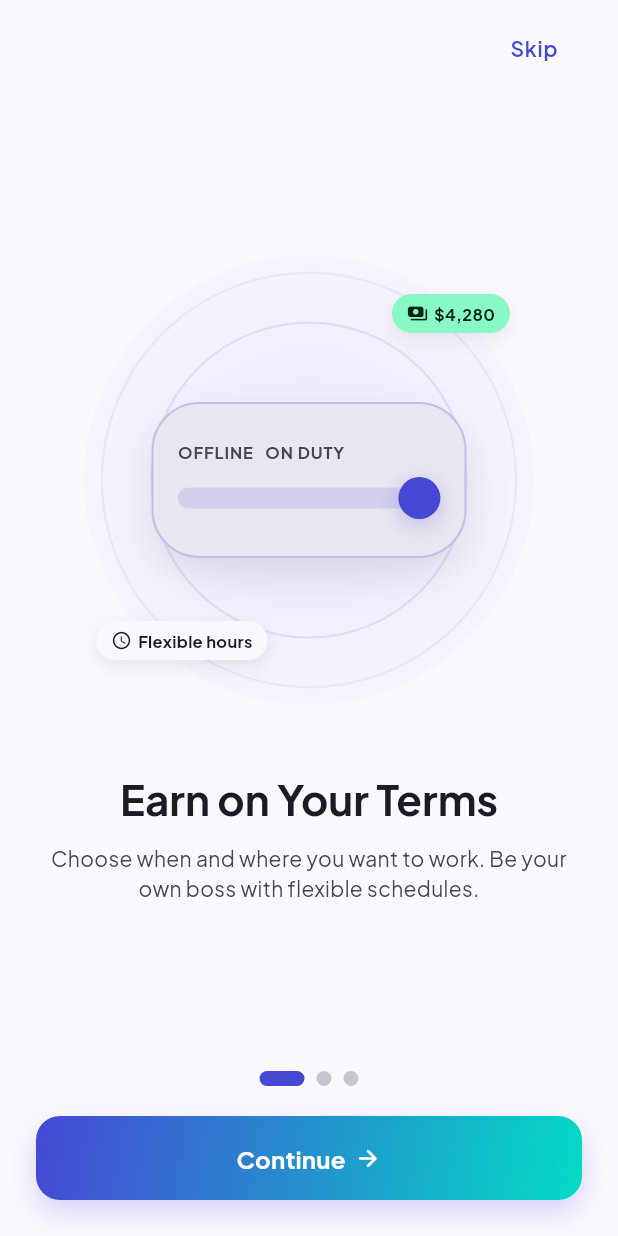
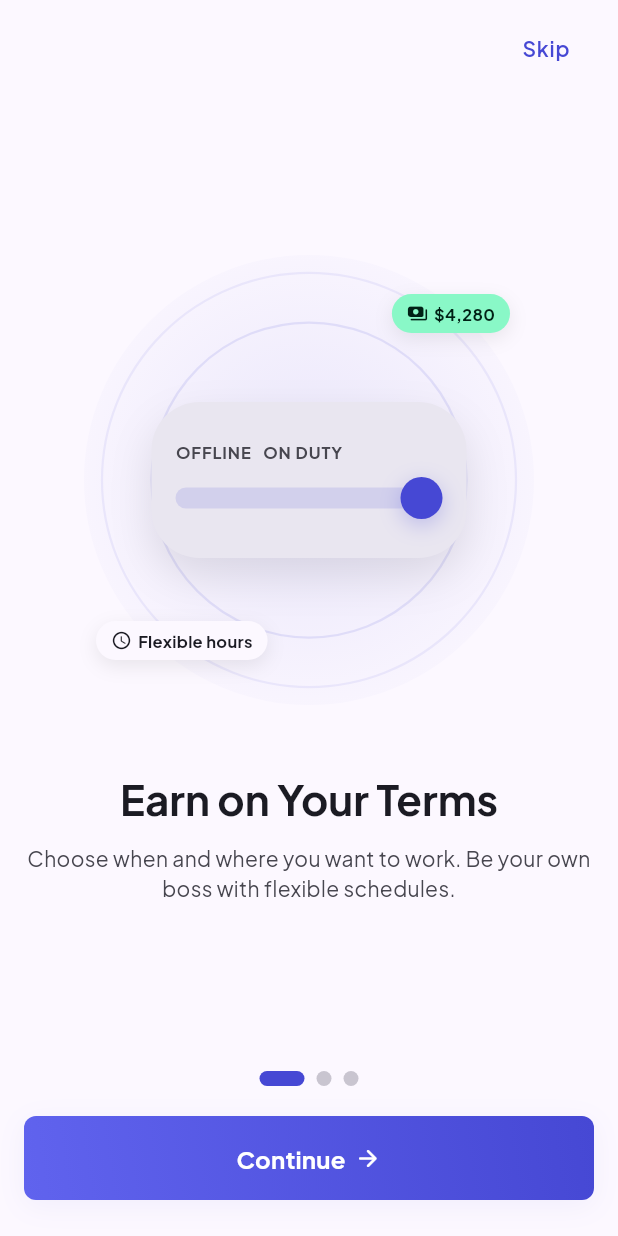
Before and after one commit to arshnirmal/Shipzy, a Flutter app: the screen it shows after launch, on a phone screen of 412 x 824 dp. Run offline on Flutter 3.47's test engine with Material 3 defaults, Android fonts, the phone set to English and light mode, and no system bars; our stand-ins replace device_info_plus, dio, firebase_auth, firebase_core, flutter_dotenv, flutter_riverpod and 14 more; missing offline and left inert: mapbox_maps_flutter; accounts and stored records are empty; generated files the repository leaves out were written again.

```diff
--- a/apps/driver/lib/screens/onboarding/onboarding_screen.dart
+++ b/apps/driver/lib/screens/onboarding/onboarding_screen.dart
@@ -2,6 +2,7 @@ import 'package:flutter/material.dart';
 import 'package:go_router/go_router.dart';
 import 'package:shared_preferences/shared_preferences.dart';
 
+import '../../theme/driver_app_theme.dart';
 import '../../utils/app_routes.dart';
 
 const String _kHasSeenOnboarding = 'has_seen_onboarding';
@@ -9,7 +10,7 @@ const String _kSkipLabel = 'Skip';
 const String _kNextLabel = 'Continue';
 const String _kGetStartedLabel = 'Get Started';
 
-const double _kPageHorizontalPadding = 24;
+const double _kPageHorizontalPadding = DriverAppTheme.overlayBreathingMargin;
 const double _kPrimaryButtonHeight = 56;
 
 enum _OnboardingIllustrationType { schedule, navigation, payouts }
@@ -253,14 +254,14 @@ class _OnboardingPrimaryCta extends StatelessWidget {
 
   @override
   Widget build(BuildContext context) {
+    final theme = Theme.of(context);
     final colorScheme = Theme.of(context).colorScheme;
+    final isDark = theme.brightness == Brightness.dark;
+    final gradient = isDark ? DriverAppTheme.primaryGradientDark : DriverAppTheme.primaryGradientLight;
+    final ctaShadow = isDark ? DriverAppTheme.ambientShadowDark : DriverAppTheme.ambientShadowLight;
 
     return DecoratedBox(
-      decoration: BoxDecoration(
-        borderRadius: BorderRadius.circular(16),
-        gradient: LinearGradient(begin: Alignment.topLeft, end: Alignment.bottomRight, colors: [colorScheme.primary, colorScheme.secondary]),
-        boxShadow: [BoxShadow(color: colorScheme.primary.withValues(alpha: 0.22), blurRadius: 14, offset: const Offset(0, 8))],
-      ),
+      decoration: BoxDecoration(borderRadius: BorderRadius.circular(8), gradient: gradient, boxShadow: [ctaShadow]),
       child: SizedBox(
         width: double.infinity,
         height: _kPrimaryButtonHeight,
@@ -271,7 +272,7 @@ class _OnboardingPrimaryCta extends StatelessWidget {
             label: label,
             child: InkWell(
               onTap: onPressed,
-              borderRadius: BorderRadius.circular(16),
+              borderRadius: BorderRadius.circular(8),
               child: Center(
                 child: Row(
                   mainAxisSize: MainAxisSize.min,
@@ -366,7 +367,6 @@ class _ScheduleIllustrationState extends State<_ScheduleIllustration> with Singl
             decoration: BoxDecoration(
               color: colorScheme.surfaceContainerHigh,
               borderRadius: BorderRadius.circular(32),
-              border: Border.all(color: colorScheme.primary.withValues(alpha: 0.25), width: 1.4),
               boxShadow: [BoxShadow(color: colorScheme.shadow.withValues(alpha: 0.1), blurRadius: 24, offset: const Offset(0, 12))],
             ),
             child: Column(
@@ -492,7 +492,6 @@ class _NavigationIllustrationState extends State<_NavigationIllustration> with S
             decoration: BoxDecoration(
               borderRadius: BorderRadius.circular(28),
               color: colorScheme.surfaceContainerHigh,
-              border: Border.all(color: colorScheme.outlineVariant.withValues(alpha: 0.44)),
               boxShadow: [BoxShadow(color: colorScheme.shadow.withValues(alpha: 0.1), blurRadius: 20, offset: const Offset(0, 10))],
             ),
             child: CustomPaint(
@@ -592,7 +591,6 @@ class _PayoutIllustrationState extends State<_PayoutIllustration> with SingleTic
               decoration: BoxDecoration(
                 borderRadius: BorderRadius.circular(28),
                 color: colorScheme.surfaceContainerHigh,
-                border: Border.all(color: colorScheme.outlineVariant.withValues(alpha: 0.5)),
                 boxShadow: [BoxShadow(color: colorScheme.shadow.withValues(alpha: 0.1), blurRadius: 20, offset: const Offset(0, 12))],
               ),
               child: Column(
```
Also changed, not shown: apps/driver/lib/widgets/dev_theme_switcher.dart (+25 -72 lines).
